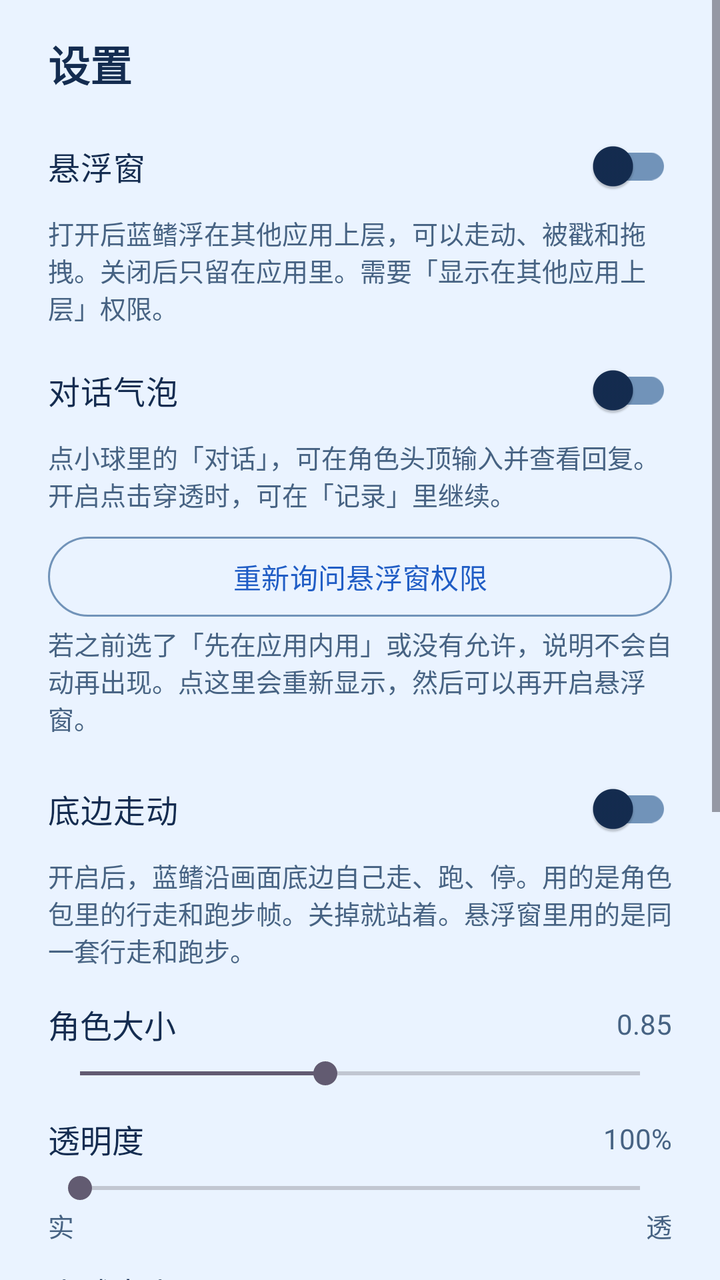
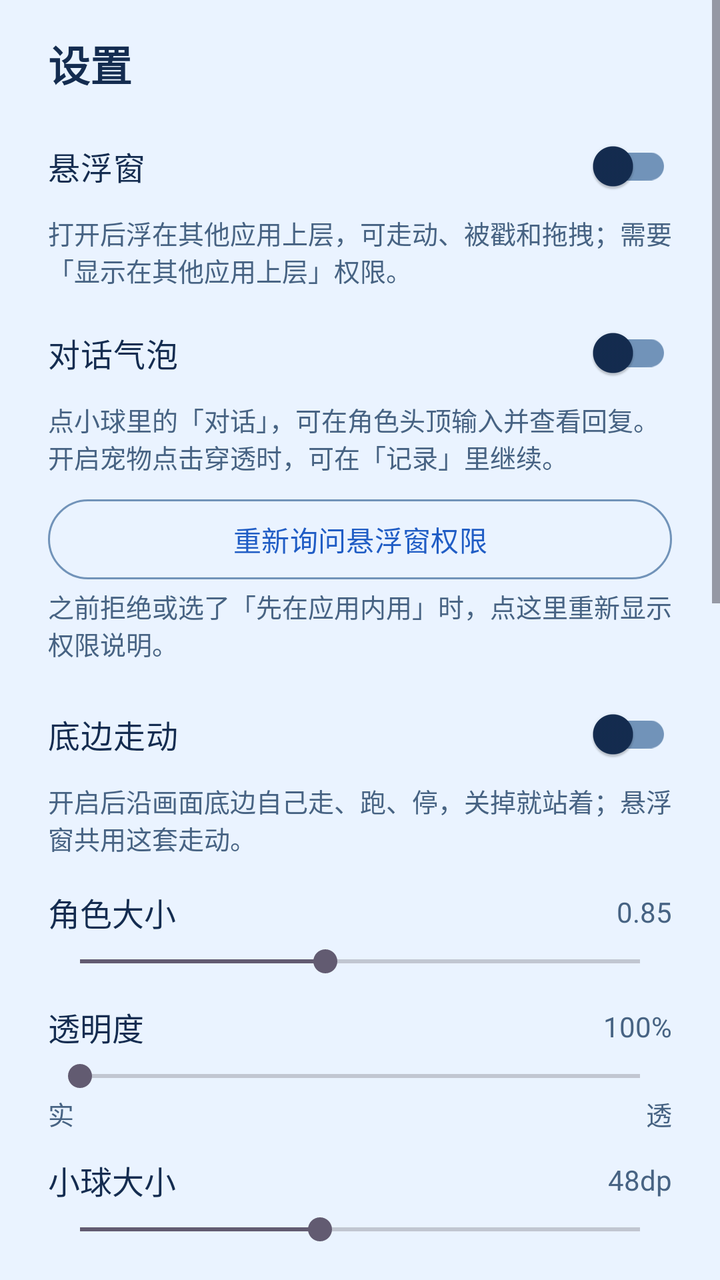

Two renders of the same Android screen: before a commit and after it. Below are the layout's source before the change and the commit's diff.
<!-- AndroidManifest.xml: application theme Theme.Bluefin -->
<!-- res/layout/sheet_settings.xml -->
<?xml version="1.0" encoding="utf-8"?>
<ScrollView xmlns:android="http://schemas.android.com/apk/res/android"
    xmlns:app="http://schemas.android.com/apk/res-auto"
    android:layout_width="match_parent"
    android:layout_height="wrap_content">

    <LinearLayout
        android:layout_width="match_parent"
        android:layout_height="wrap_content"
        android:orientation="vertical"
        android:paddingStart="24dp"
        android:paddingTop="16dp"
        android:paddingEnd="24dp"
        android:paddingBottom="28dp">

        <TextView
            android:layout_width="match_parent"
            android:layout_height="wrap_content"
            android:text="@string/settings_title"
            android:textColor="@color/ink"
            android:textSize="21sp"
            android:textStyle="bold" />

        <com.google.android.material.switchmaterial.SwitchMaterial
            android:id="@+id/overlay_switch"
            android:layout_width="match_parent"
            android:layout_height="wrap_content"
            android:layout_marginTop="12dp"
            android:minHeight="48dp"
            android:text="@string/overlay_switch"
            android:textColor="@color/ink"
            android:textSize="16sp" />

        <TextView
            android:layout_width="match_parent"
            android:layout_height="wrap_content"
            android:text="@string/overlay_switch_help"
            android:textColor="@color/muted"
            android:textSize="13sp" />

        <com.google.android.material.switchmaterial.SwitchMaterial
            android:id="@+id/bubble_preview_switch"
            android:layout_width="match_parent"
            android:layout_height="wrap_content"
            android:layout_marginTop="8dp"
            android:minHeight="48dp"
            android:text="@string/bubble_preview"
            android:textColor="@color/ink"
            android:textSize="16sp" />

        <TextView
            android:layout_width="match_parent"
            android:layout_height="wrap_content"
            android:text="@string/bubble_preview_help"
            android:textColor="@color/muted"
            android:textSize="13sp" />

        <com.google.android.material.button.MaterialButton
            android:id="@+id/overlay_prompt_reset"
            style="@style/Widget.Material3.Button.OutlinedButton"
            android:layout_width="match_parent"
            android:layout_height="wrap_content"
            android:layout_marginTop="8dp"
            android:minHeight="48dp"
            android:text="@string/overlay_prompt_reset" />

        <TextView
            android:layout_width="match_parent"
            android:layout_height="wrap_content"
            android:text="@string/overlay_prompt_reset_help"
            android:textColor="@color/muted"
            android:textSize="13sp" />

        <com.google.android.material.switchmaterial.SwitchMaterial
            android:id="@+id/roam_switch"
            android:layout_width="match_parent"
            android:layout_height="wrap_content"
            android:layout_marginTop="12dp"
            android:minHeight="48dp"
            android:text="@string/roam"
            android:textColor="@color/ink"
            android:textSize="16sp" />

        <TextView
            android:layout_width="match_parent"
            android:layout_height="wrap_content"
            android:text="@string/roam_help"
            android:textColor="@color/muted"
            android:textSize="13sp" />

        <LinearLayout
            android:layout_width="match_parent"
            android:layout_height="wrap_content"
            android:layout_marginTop="16dp"
            android:gravity="center_vertical"
            android:orientation="horizontal">

            <TextView
                android:layout_width="0dp"
                android:layout_height="wrap_content"
                android:layout_weight="1"
                android:text="@string/size"
                android:textColor="@color/ink"
                android:textSize="16sp" />

            <TextView
                android:id="@+id/size_value"
                android:layout_width="wrap_content"
                android:layout_height="wrap_content"
                android:text="0.85"
                android:textColor="@color/muted"
                android:textSize="14sp" />
        </LinearLayout>

        <SeekBar
            android:id="@+id/size_slider"
            android:layout_width="match_parent"
            android:layout_height="wrap_content"
            android:layout_marginTop="4dp"
            android:max="80"
            android:progress="35" />

        <LinearLayout
            android:layout_width="match_parent"
            android:layout_height="wrap_content"
            android:layout_marginTop="12dp"
            android:gravity="center_vertical"
            android:orientation="horizontal">

            <TextView
                android:layout_width="0dp"
                android:layout_height="wrap_content"
                android:layout_weight="1"
                android:text="@string/opacity"
                android:textColor="@color/ink"
                android:textSize="16sp" />

            <TextView
                android:id="@+id/opacity_value"
                android:layout_width="wrap_content"
                android:layout_height="wrap_content"
                android:text="100%"
                android:textColor="@color/muted"
                android:textSize="14sp" />
        </LinearLayout>

        <SeekBar
            android:id="@+id/opacity_slider"
            android:layout_width="match_parent"
            android:layout_height="wrap_content"
            android:layout_marginTop="4dp"
            android:max="100"
            android:progress="0" />

        <LinearLayout
            android:layout_width="match_parent"
            android:layout_height="wrap_content"
            android:orientation="horizontal">

            <TextView
                android:layout_width="0dp"
                android:layout_height="wrap_content"
                android:layout_weight="1"
                android:text="@string/opacity_solid"
                android:textColor="@color/muted"
                android:textSize="13sp" />

            <TextView
                android:layout_width="wrap_content"
                android:layout_height="wrap_content"
                android:text="@string/opacity_faint"
                android:textColor="@color/muted"
                android:textSize="13sp" />
        </LinearLayout>


        <LinearLayout
            android:layout_width="match_parent"
            android:layout_height="wrap_content"
            android:layout_marginTop="12dp"
            android:gravity="center_vertical"
            android:orientation="horizontal">

            <TextView
                android:layout_width="0dp"
                android:layout_height="wrap_content"
                android:layout_weight="1"
                android:text="@string/orb_orb_size"
                android:textColor="@color/ink"
                android:textSize="16sp" />

            <TextView
                android:id="@+id/orb_size_value"
                android:layout_width="wrap_content"
                android:layout_height="wrap_content"
                android:text="48dp"
                android:textColor="@color/muted"
                android:textSize="14sp" />
        </LinearLayout>

        <SeekBar
            android:id="@+id/orb_size_slider"
            android:layout_width="match_parent"
            android:layout_height="wrap_content"
            android:layout_marginTop="4dp"
            android:max="28"
            android:progress="12" />

        <com.google.android.material.switchmaterial.SwitchMaterial
            android:id="@+id/hide_switch"
            android:layout_width="match_parent"
            android:layout_height="wrap_content"
            android:layout_marginTop="8dp"
            android:minHeight="48dp"
            android:text="@string/hide"
            android:textColor="@color/ink"
            android:textSize="16sp" />

        <TextView
            android:layout_width="match_parent"
            android:layout_height="wrap_content"
            android:text="@string/hide_help"
            android:textColor="@color/muted"
            android:textSize="13sp" />

        <com.google.android.material.switchmaterial.SwitchMaterial
            android:id="@+id/sound_switch"
            android:layout_width="match_parent"
            android:layout_height="wrap_content"
            android:layout_marginTop="8dp"
            android:minHeight="48dp"
            android:text="@string/sound"
            android:textColor="@color/ink"
            android:textSize="16sp" />

        <TextView
            android:layout_width="match_parent"
            android:layout_height="wrap_content"
            android:text="@string/sound_help"
            android:textColor="@color/muted"
            android:textSize="13sp" />

        <FrameLayout
            android:id="@+id/character_section"
            android:layout_width="match_parent"
            android:layout_height="wrap_content" />

        <FrameLayout
            android:id="@+id/model_section"
            android:layout_width="match_parent"
            android:layout_height="wrap_content" />

        <FrameLayout
            android:id="@+id/persona_section"
            android:layout_width="match_parent"
            android:layout_height="wrap_content" />

        <com.google.android.material.button.MaterialButton
            android:id="@+id/reset_button"
            style="@style/Widget.Material3.Button.OutlinedButton"
            android:layout_width="match_parent"
            android:layout_height="wrap_content"
            android:layout_marginTop="16dp"
            android:minHeight="48dp"
            android:text="@string/reset" />

        <TextView
            android:layout_width="match_parent"
            android:layout_height="wrap_content"
            android:layout_marginTop="20dp"
            android:text="@string/about_title"
            android:textColor="@color/ink"
            android:textSize="16sp"
            android:textStyle="bold" />

        <TextView
            android:id="@+id/about_body"
            android:layout_width="match_parent"
            android:layout_height="wrap_content"
            android:layout_marginTop="6dp"
            android:lineSpacingExtra="3dp"
            android:textColor="@color/muted"
            android:textSize="14sp" />
    </LinearLayout>
</ScrollView>
<!-- resources referenced by this layout -->
<resources>
  <color name="ink">#142C50</color>
  <color name="muted">#476383</color>
  <string name="about_title">关于</string>
  <string name="bubble_preview">对话气泡</string>
  <string name="bubble_preview_help">点小球里的「对话」，可在角色头顶输入并查看回复。开启点击穿透时，可在「记录」里继续。</string>
  <string name="hide">暂停并隐藏</string>
  <string name="hide_help">暂停走动并藏起角色。关掉后按上面的走动开关恢复。</string>
  <string name="opacity">透明度</string>
  <string name="opacity_faint">透</string>
  <string name="opacity_solid">实</string>
  <string name="orb_orb_size">小球大小</string>
  <string name="overlay_prompt_reset">重新询问悬浮窗权限</string>
  <string name="overlay_prompt_reset_help">若之前选了「先在应用内用」或没有允许，说明不会自动再出现。点这里会重新显示，然后可以再开启悬浮窗。</string>
  <string name="overlay_switch">悬浮窗</string>
  <string name="overlay_switch_help">打开后蓝鳍浮在其他应用上层，可以走动、被戳和拖拽。关闭后只留在应用里。需要「显示在其他应用上层」权限。</string>
  <string name="reset">重置引导与角色</string>
  <string name="roam">底边走动</string>
  <string name="roam_help">开启后，蓝鳍沿画面底边自己走、跑、停。用的是角色包里的行走和跑步帧。关掉就站着。悬浮窗里用的是同一套行走和跑步。</string>
  <string name="settings_title">设置</string>
  <string name="size">角色大小</string>
  <string name="sound">音效</string>
  <string name="sound_help">关闭后静音页面中的声音。离线预览若没有接上音效，这个开关仍会记住偏好，并静音 WebView 里的媒体。</string>
  <style name="Theme.Bluefin" parent="Theme.Material3.Light.NoActionBar">
          <item name="colorPrimary">@color/accent</item>
          <item name="colorOnPrimary">@android:color/white</item>
          <item name="colorSurface">@color/paper</item>
          <item name="colorSurfaceContainerLow">@color/ice</item>
          <item name="colorSurfaceContainerHigh">@color/ice</item>
          <item name="colorSurfaceContainerHighest">@color/blue_mist</item>
          <item name="colorOnSurface">@color/ink</item>
          <item name="colorOnSurfaceVariant">@color/muted</item>
          <item name="colorPrimaryContainer">@color/blue_mist</item>
          <item name="colorOnPrimaryContainer">@color/blue_deep</item>
          <item name="colorSecondaryContainer">@color/blue_mist</item>
          <item name="colorOnSecondaryContainer">@color/blue_deep</item>
          <item name="colorOutline">@color/blue_outline</item>
          <item name="colorOutlineVariant">@color/blue_line</item>
          <item name="android:statusBarColor">@android:color/transparent</item>
          <item name="android:navigationBarColor">@android:color/transparent</item>
          <item name="android:windowBackground">@color/stage</item>
          <item name="android:forceDarkAllowed" tools:targetApi="29">false</item>
      </style>
  <color name="accent">#205DC5</color>
  <color name="paper">#FFFFFF</color>
  <color name="ice">#F1F7FF</color>
  <color name="blue_mist">#E0EEFF</color>
  <color name="blue_deep">#16458F</color>
  <color name="blue_outline">#7193B9</color>
  <color name="blue_line">#CADDF3</color>
  <color name="stage">#EAF3FF</color>
</resources>

<!-- the commit's change to res/layout/sheet_settings.xml (unified diff, before → after) -->
@@ -206,6 +206,26 @@
             android:max="28"
             android:progress="12" />
 
+        <include layout="@layout/section_orb_touch_settings" />
+
+        <com.google.android.material.switchmaterial.SwitchMaterial
+            android:id="@+id/pet_touch_through_switch"
+            android:layout_width="match_parent"
+            android:layout_height="wrap_content"
+            android:minHeight="48dp"
+            android:text="@string/orb_click_through"
+            android:textColor="@color/ink"
+            android:textSize="16sp" />
+
+        <com.google.android.material.switchmaterial.SwitchMaterial
+            android:id="@+id/auto_rest_switch"
+            android:layout_width="match_parent"
+            android:layout_height="wrap_content"
+            android:minHeight="48dp"
+            android:text="@string/orb_auto_rest"
+            android:textColor="@color/ink"
+            android:textSize="16sp" />
+
         <com.google.android.material.switchmaterial.SwitchMaterial
             android:id="@+id/hide_switch"
             android:layout_width="match_parent"
@@ -255,6 +275,16 @@
             android:layout_width="match_parent"
             android:layout_height="wrap_content" />
 
+        <FrameLayout
+            android:id="@+id/voice_section"
+            android:layout_width="match_parent"
+            android:layout_height="wrap_content" />
+
+        <FrameLayout
+            android:id="@+id/speech_section"
+            android:layout_width="match_parent"
+            android:layout_height="wrap_content" />
+
         <com.google.android.material.button.MaterialButton
             android:id="@+id/reset_button"
             style="@style/Widget.Material3.Button.OutlinedButton"
@@ -274,12 +304,99 @@
             android:textStyle="bold" />
 
         <TextView
-            android:id="@+id/about_body"
+            android:id="@+id/about_version"
             android:layout_width="match_parent"
             android:layout_height="wrap_content"
             android:layout_marginTop="6dp"
-            android:lineSpacingExtra="3dp"
+            android:textColor="@color/muted"
+            android:textSize="14sp" />
+
+        <com.google.android.material.button.MaterialButton
+            android:id="@+id/about_check_update"
+            style="@style/Widget.Material3.Button.TextButton"
+            android:layout_width="match_parent"
+            android:layout_height="wrap_content"
+            android:minHeight="44dp"
+            android:text="@string/update_check_entry"
+            android:textColor="@color/muted" />
+
+        <com.google.android.material.button.MaterialButton
+            android:id="@+id/about_licenses"
+            style="@style/Widget.Material3.Button.TextButton"
+            android:layout_width="match_parent"
+            android:layout_height="wrap_content"
+            android:minHeight="44dp"
+            android:text="@string/about_licenses_entry"
+            android:textColor="@color/muted" />
+
+        <com.google.android.material.button.MaterialButton
+            android:id="@+id/about_source"
+            style="@style/Widget.Material3.Button.TextButton"
+            android:layout_width="match_parent"
+            android:layout_height="wrap_content"
+            android:minHeight="44dp"
+            android:text="@string/about_source_entry"
+            android:textColor="@color/muted" />
+
+        <com.google.android.material.button.MaterialButton
+            android:id="@+id/about_privacy"
+            style="@style/Widget.Material3.Button.TextButton"
+            android:layout_width="match_parent"
+            android:layout_height="wrap_content"
+            android:minHeight="44dp"
+            android:text="@string/about_privacy_entry"
+            android:textColor="@color/muted" />
+    </LinearLayout>
+</ScrollView>
+<!-- res/layout/section_orb_touch_settings.xml (included above) -->
+<?xml version="1.0" encoding="utf-8"?>
+<LinearLayout xmlns:android="http://schemas.android.com/apk/res/android"
+    android:layout_width="match_parent"
+    android:layout_height="wrap_content"
+    android:orientation="vertical">
+
+    <LinearLayout
+        android:layout_width="match_parent"
+        android:layout_height="wrap_content"
+        android:layout_marginTop="12dp"
+        android:gravity="center_vertical"
+        android:orientation="horizontal">
+
+        <TextView
+            android:layout_width="0dp"
+            android:layout_height="wrap_content"
+            android:layout_weight="1"
+            android:text="@string/orb_button_opacity"
+            android:textColor="@color/ink"
+            android:textSize="16sp" />
+
+        <TextView
+            android:id="@+id/orb_opacity_value"
+            android:layout_width="wrap_content"
+            android:layout_height="wrap_content"
             android:textColor="@color/muted"
             android:textSize="14sp" />
     </LinearLayout>
-</ScrollView>
+
+    <SeekBar
+        android:id="@+id/orb_opacity_slider"
+        android:layout_width="match_parent"
+        android:layout_height="48dp"
+        android:contentDescription="@string/orb_button_opacity" />
+
+    <com.google.android.material.switchmaterial.SwitchMaterial
+        android:id="@+id/orb_touch_through_switch"
+        android:layout_width="match_parent"
+        android:layout_height="wrap_content"
+        android:minHeight="48dp"
+        android:text="@string/orb_button_click_through"
+        android:textColor="@color/ink"
+        android:textSize="16sp" />
+
+    <TextView
+        android:layout_width="match_parent"
+        android:layout_height="wrap_content"
+        android:text="@string/orb_button_click_through_help"
+        android:textColor="@color/muted"
+        android:textSize="13sp" />
+</LinearLayout>
<!-- resource entries referenced after the edit -->
@@ -2,26 +2,35 @@
 <resources>
   <color name="ink">#142C50</color>
   <color name="muted">#476383</color>
+  <string name="about_licenses_entry">第三方许可</string>
+  <string name="about_privacy_entry">隐私说明</string>
+  <string name="about_source_entry">项目来源</string>
   <string name="about_title">关于</string>
   <string name="bubble_preview">对话气泡</string>
-  <string name="bubble_preview_help">点小球里的「对话」，可在角色头顶输入并查看回复。开启点击穿透时，可在「记录」里继续。</string>
+  <string name="bubble_preview_help">点小球里的「对话」，可在角色头顶输入并查看回复。开启宠物点击穿透时，可在「记录」里继续。</string>
   <string name="hide">暂停并隐藏</string>
-  <string name="hide_help">暂停走动并藏起角色。关掉后按上面的走动开关恢复。</string>
+  <string name="hide_help">暂停走动并藏起角色；关掉后按走动开关恢复。</string>
   <string name="opacity">透明度</string>
   <string name="opacity_faint">透</string>
   <string name="opacity_solid">实</string>
+  <string name="orb_auto_rest">两分钟后自动休息</string>
+  <string name="orb_button_click_through">小球点击穿透</string>
+  <string name="orb_button_click_through_help">开启后无法点开小球。可在应用内「设置」关闭。</string>
+  <string name="orb_button_opacity">小球透明度</string>
+  <string name="orb_click_through">宠物点击穿透</string>
   <string name="orb_orb_size">小球大小</string>
   <string name="overlay_prompt_reset">重新询问悬浮窗权限</string>
-  <string name="overlay_prompt_reset_help">若之前选了「先在应用内用」或没有允许，说明不会自动再出现。点这里会重新显示，然后可以再开启悬浮窗。</string>
+  <string name="overlay_prompt_reset_help">之前拒绝或选了「先在应用内用」时，点这里重新显示权限说明。</string>
   <string name="overlay_switch">悬浮窗</string>
-  <string name="overlay_switch_help">打开后蓝鳍浮在其他应用上层，可以走动、被戳和拖拽。关闭后只留在应用里。需要「显示在其他应用上层」权限。</string>
+  <string name="overlay_switch_help">打开后浮在其他应用上层，可走动、被戳和拖拽；需要「显示在其他应用上层」权限。</string>
   <string name="reset">重置引导与角色</string>
   <string name="roam">底边走动</string>
-  <string name="roam_help">开启后，蓝鳍沿画面底边自己走、跑、停。用的是角色包里的行走和跑步帧。关掉就站着。悬浮窗里用的是同一套行走和跑步。</string>
+  <string name="roam_help">开启后沿画面底边自己走、跑、停，关掉就站着；悬浮窗共用这套走动。</string>
   <string name="settings_title">设置</string>
   <string name="size">角色大小</string>
   <string name="sound">音效</string>
-  <string name="sound_help">关闭后静音页面中的声音。离线预览若没有接上音效，这个开关仍会记住偏好，并静音 WebView 里的媒体。</string>
+  <string name="sound_help">关闭后静音页面中的声音，偏好会记住。</string>
+  <string name="update_check_entry">检查更新</string>
   <style name="Theme.Bluefin" parent="Theme.Material3.Light.NoActionBar">
           <item name="colorPrimary">@color/accent</item>
           <item name="colorOnPrimary">@android:color/white</item>
